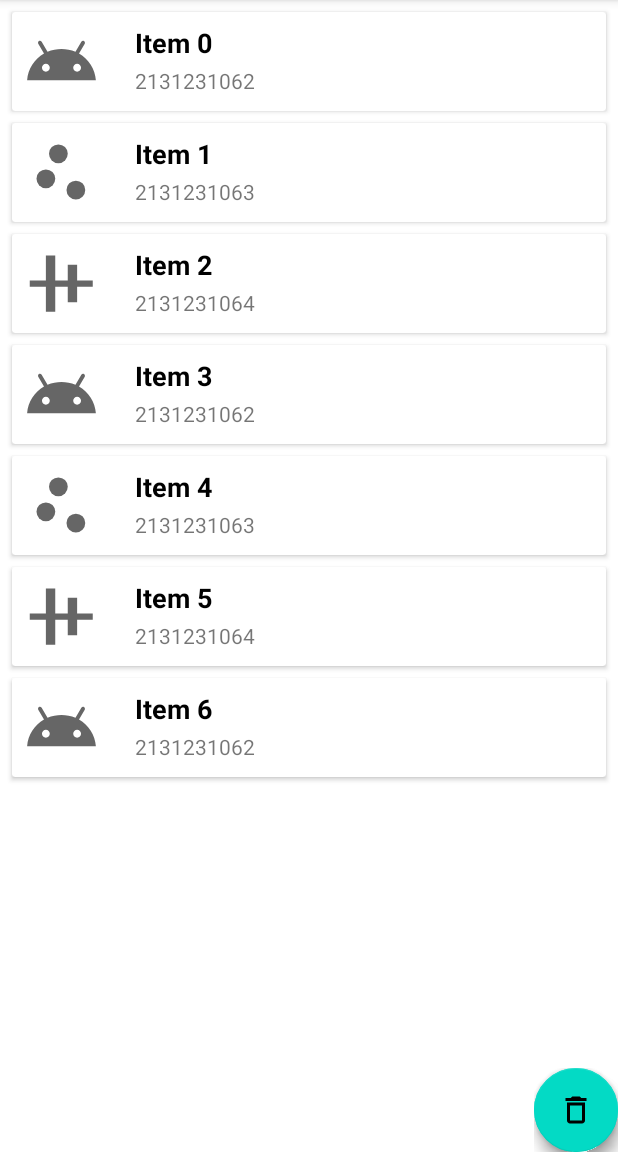
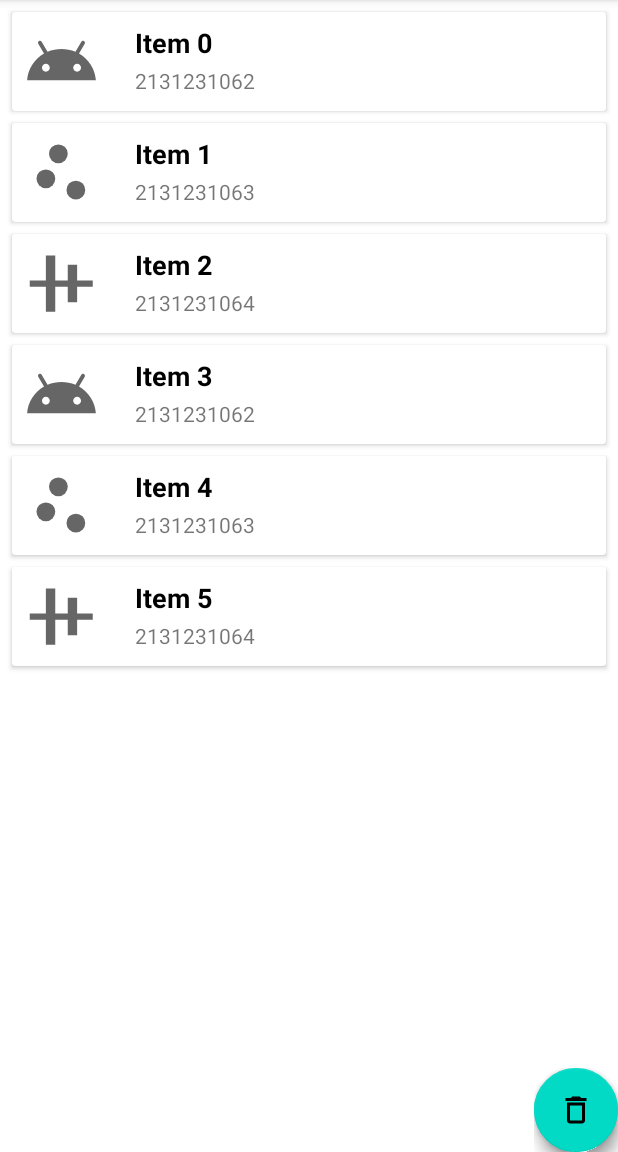
Before and after one commit to ArtemisSoftware/Arachne-List, an Android app: the ListAdapterFragment screen opened through its navigation route, after a tap on an icon or button, on a phone screen of 412 x 824 dp, the part 84-1236 px from its top. Run offline under Robolectric (Android 15) with nearby library versions, the phone set to English and light mode, and no system bars; plain views replace FloatingActionButton, FloatingActionMenu.

Commit message:
ListAdapterFragment add and remove operations

```diff
--- a/app/src/main/java/com/artemissoftware/arachnelist/fragments/ItemViewModel.kt
+++ b/app/src/main/java/com/artemissoftware/arachnelist/fragments/ItemViewModel.kt
@@ -1,18 +1,54 @@
 package com.artemissoftware.arachnelist.fragments
 
 import androidx.lifecycle.ViewModel
+import com.artemissoftware.arachnelist.R
 import com.artemissoftware.arachnelist.models.Item
 import kotlinx.coroutines.flow.MutableStateFlow
 import kotlinx.coroutines.flow.StateFlow
+import kotlin.random.Random
 
 class ItemViewModel : ViewModel(){
 
 
-    private val _listItem= MutableStateFlow(mutableListOf<Item>())
+    private val _listItem= MutableStateFlow(listOf<Item>())
     val listItem: StateFlow<List<Item>> = _listItem
 
     fun addList(dummyList: ArrayList<Item>) {
         _listItem.value = dummyList
     }
 
+
+    fun addItem() {
+
+        var itemList = _listItem.value.toMutableList()
+
+        var index = 0
+
+        if(itemList.size != 0){
+            index = Random.nextInt(itemList.size)
+        }
+
+        val newItem = Item(R.drawable.ic_new, "New item at position $index", (R.drawable.ic_new).toString())
+        itemList.add(index, newItem)
+
+        _listItem.value = itemList
+
+    }
+
+
+    fun removeItem() {
+
+        var itemList = _listItem.value.toMutableList()
+
+        if(itemList.size == 0){
+            return
+        }
+
+        val index = Random.nextInt(itemList.size)
+        itemList.removeAt(index)
+
+        _listItem.value = itemList
+
+    }
+
 }
--- a/app/src/main/java/com/artemissoftware/arachnelist/fragments/listadapter/ListAdapterFragment.kt
+++ b/app/src/main/java/com/artemissoftware/arachnelist/fragments/listadapter/ListAdapterFragment.kt
@@ -34,14 +34,11 @@ class ListAdapterFragment : Fragment(R.layout.fragment_list_adapter) {
         setupRecyclerView()
 
         binding.menuItemAdd.setOnClickListener {
-            //simpleAdapter.insertItem()
+            itemViewModel.addItem()
         }
 
         binding.menuItemRemove.setOnClickListener {
-            val list = itemListAdapter.currentList
-
-            list.removeAt(0)
-            itemListAdapter.submitList(list)
+            itemViewModel.removeItem()
         }
 
         initCountObserver()
--- a/app/src/main/java/com/artemissoftware/arachnelist/fragments/simple/adapters/SimpleAdapter.kt
+++ b/app/src/main/java/com/artemissoftware/arachnelist/fragments/simple/adapters/SimpleAdapter.kt
@@ -46,7 +46,7 @@ class SimpleAdapter (private val itemList: MutableList<Item>/*, private val list
             index = Random.nextInt(itemList.size)
         }
 
-        val newItem = Item(R.drawable.ic_new, "New item at position $index", (R.drawable.ic_android).toString())
+        val newItem = Item(R.drawable.ic_new, "New item at position $index", (R.drawable.ic_new).toString())
         itemList.add(index, newItem)
         notifyItemInserted(index)
     }
```
